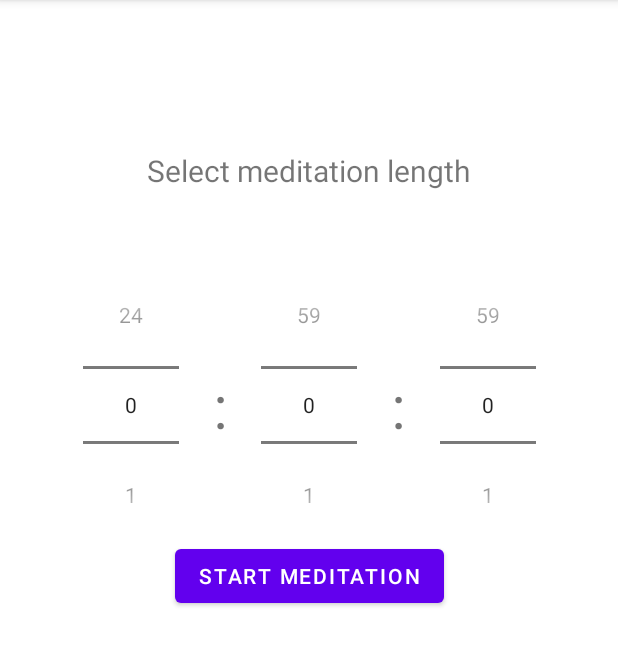
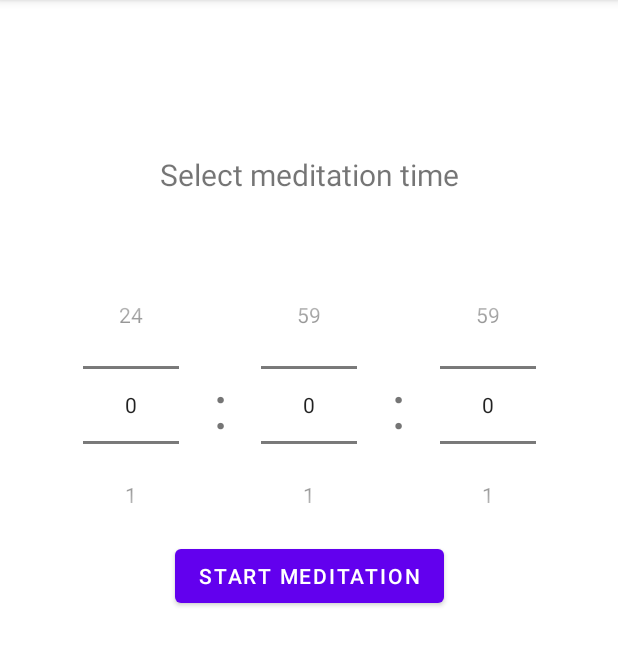
Before and after one commit to zer-ki/JustMeditate, an Android app: the screen it shows after launch (MainActivity), on a phone screen of 412 x 824 dp, the part 84-750 px from its top. Run offline under Robolectric (Android 15) with nearby library versions, the light colour scheme and no system bars.

Commit message:
Fix the asking TextView

```diff
--- a/app/src/main/res/layout/activity_main.xml
+++ b/app/src/main/res/layout/activity_main.xml
@@ -10,12 +10,12 @@
         android:id="@+id/text"
         android:layout_width="wrap_content"
         android:layout_height="wrap_content"
-        android:layout_marginTop="100dp"
-        android:text="Select meditation length"
+        android:layout_marginBottom="50dp"
+        android:text="Select meditation time"
         android:textSize="20dp"
         app:layout_constraintEnd_toEndOf="parent"
         app:layout_constraintStart_toStartOf="parent"
-        app:layout_constraintTop_toTopOf="parent" />
+        app:layout_constraintBottom_toTopOf="@id/picker_minute" />
     <NumberPicker
         android:id="@+id/picker_hour"
         android:layout_width="wrap_content"
```
